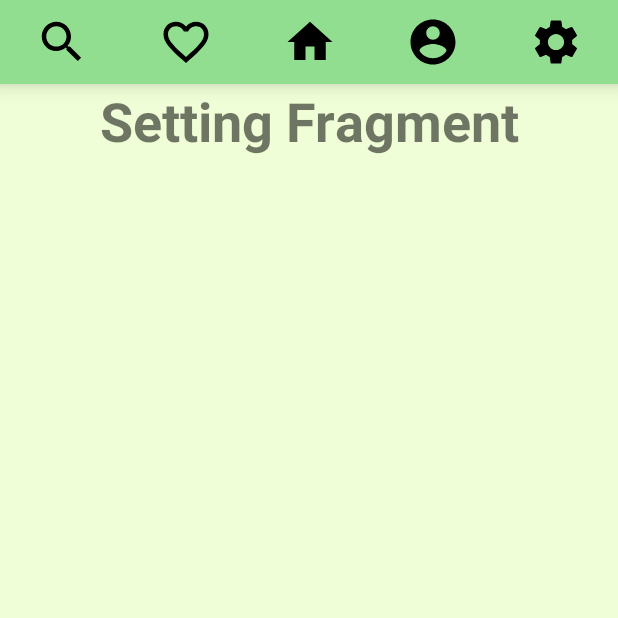
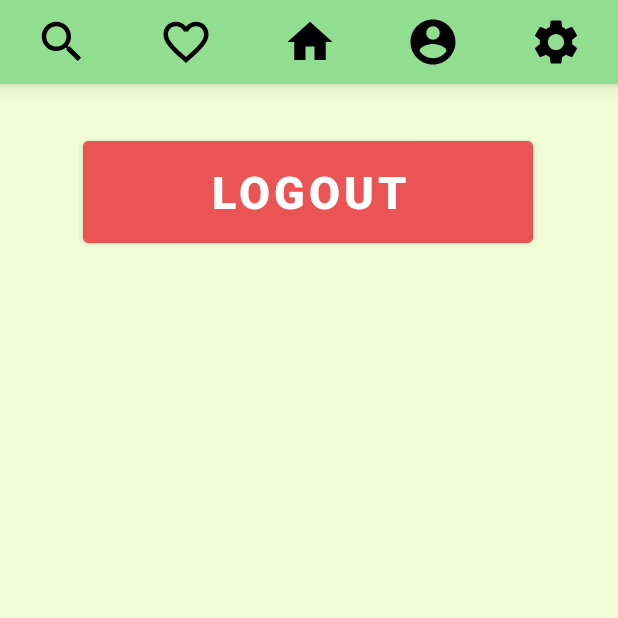
Before and after one commit to VannesL/ShibaCha, an Android app: the screen it shows after launch once a user with an empty profile is signed in (HomeActivity), item 5 of the bottom bar chosen, on a phone screen of 412 x 824 dp, the top half of it. Run offline under Robolectric (Android 15) with nearby library versions, the phone set to English and light mode, and no system bars; our stand-ins replace Firebase (no records; nobody signed in at launch, a user with empty details on screens opened directly), Picasso; libraries missing offline, so code that uses them is left out: com.synnapps.carouselview.

```diff
--- a/app/src/main/java/com/example/shibacha_app/fragments/SettingFragment.kt
+++ b/app/src/main/java/com/example/shibacha_app/fragments/SettingFragment.kt
@@ -1,11 +1,19 @@
 package com.example.shibacha_app.fragments
 
+import android.content.Intent
 import android.os.Bundle
 import androidx.fragment.app.Fragment
 import android.view.LayoutInflater
 import android.view.View
 import android.view.ViewGroup
+import android.widget.Button
+import android.widget.Toast
+import android.widget.ViewFlipper
 import com.example.shibacha_app.R
+import com.example.shibacha_app.activities.IntroActivity
+import com.example.shibacha_app.activities.MyCommunitiesActivity
+import com.google.firebase.auth.ktx.auth
+import com.google.firebase.ktx.Firebase
 
 // TODO: Rename parameter arguments, choose names that match
 // the fragment initialization parameters, e.g. ARG_ITEM_NUMBER
@@ -22,6 +30,8 @@ class SettingFragment : Fragment() {
     private var param1: String? = null
     private var param2: String? = null
 
+    private lateinit var btnLogout: Button
+
     override fun onCreate(savedInstanceState: Bundle?) {
         super.onCreate(savedInstanceState)
         arguments?.let {
@@ -36,6 +46,25 @@ class SettingFragment : Fragment() {
     ): View? {
         // Inflate the layout for this fragment
         return inflater.inflate(R.layout.fragment_setting, container, false)
+    }
+
+    override fun onActivityCreated(savedInstanceState: Bundle?) {
+        super.onActivityCreated(savedInstanceState)
+
+        init()
+    }
+
+    private fun init(){
+        btnLogout = requireView().findViewById(R.id.btn_logout)
+
+        btnLogout.setOnClickListener { logout() }
+    }
+
+    private fun logout(){
+        Firebase.auth.signOut()
+        Toast.makeText(context, "Successfully Logged Out", Toast.LENGTH_SHORT).show()
+        val intent = Intent(context, IntroActivity::class.java)
+        startActivity(intent)
     }
 
     companion object {
--- a/app/src/main/res/layout/fragment_setting.xml
+++ b/app/src/main/res/layout/fragment_setting.xml
@@ -1,17 +1,35 @@
 <?xml version="1.0" encoding="utf-8"?>
-<FrameLayout xmlns:android="http://schemas.android.com/apk/res/android"
+<androidx.constraintlayout.widget.ConstraintLayout xmlns:android="http://schemas.android.com/apk/res/android"
+    xmlns:app="http://schemas.android.com/apk/res-auto"
     xmlns:tools="http://schemas.android.com/tools"
     android:layout_width="match_parent"
     android:layout_height="match_parent"
     tools:context=".fragments.SettingFragment">
 
     <!-- TODO: Update blank fragment layout -->
-    <TextView
-        android:layout_width="match_parent"
-        android:layout_height="match_parent"
-        android:text="@string/setting_fragment"
-        android:textAlignment="center"
-        android:textSize="36sp"
-        android:textStyle="bold"/>
+<!--    <TextView-->
+<!--        android:layout_width="match_parent"-->
+<!--        android:layout_height="match_parent"-->
+<!--        android:text="@string/setting_fragment"-->
+<!--        android:textAlignment="center"-->
+<!--        android:textSize="36sp"-->
+<!--        android:textStyle="bold"/>-->
 
-</FrameLayout>
+    <Button
+        android:id="@+id/btn_logout"
+        android:layout_width="300sp"
+        android:layout_height="80sp"
+        android:layout_marginTop="32dp"
+        app:layout_constraintEnd_toEndOf="parent"
+        app:layout_constraintHorizontal_bias="0.495"
+        app:layout_constraintStart_toStartOf="parent"
+        app:layout_constraintTop_toTopOf="parent"
+        android:backgroundTint="@color/red_primary"
+        android:text="@string/logout"
+        android:textSize="30sp"
+        android:textStyle="bold"
+        android:textColor="@color/white"/>
+
+
+
+</androidx.constraintlayout.widget.ConstraintLayout>
--- a/app/src/main/res/values/strings.xml
+++ b/app/src/main/res/values/strings.xml
@@ -33,4 +33,5 @@
     <string name="RVitem_name">Community Name</string>
     <string name="description">Description:</string>
     <string name="name">Name:</string>
+    <string name="logout">Logout</string>
 </resources>
```
Also changed, not shown: app/src/main/java/com/example/shibacha_app/activities/RegisterActivity.kt (+19 -3 lines), app/src/main/java/com/example/shibacha_app/models/UserModel.java (+0 -10 lines).
